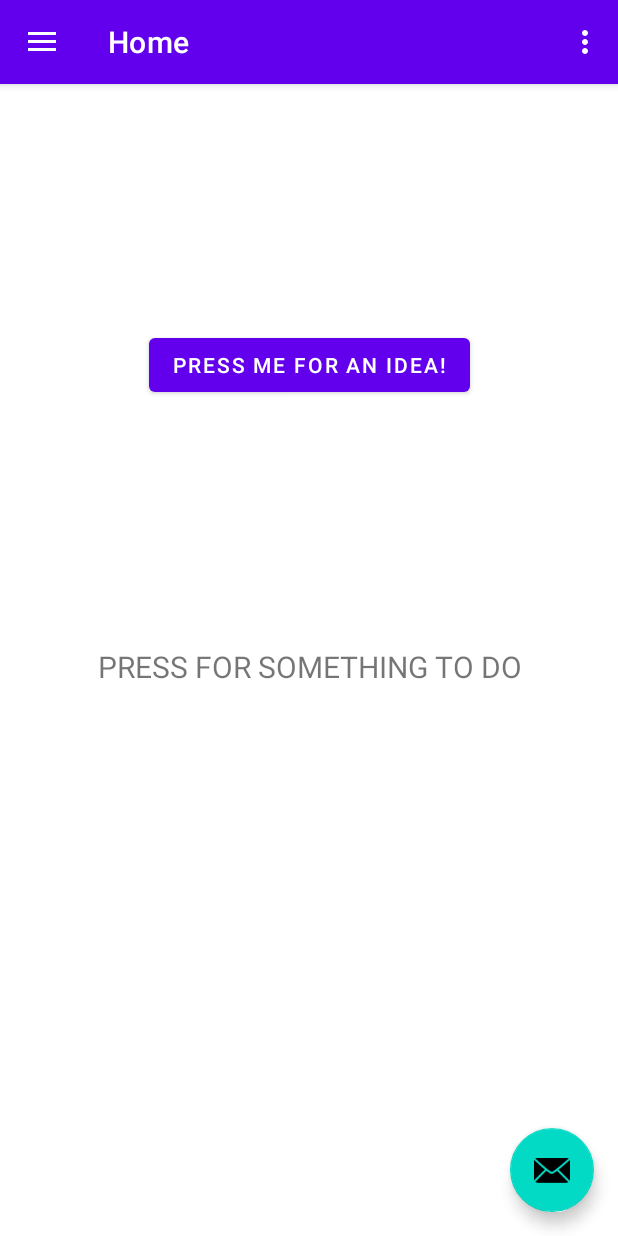
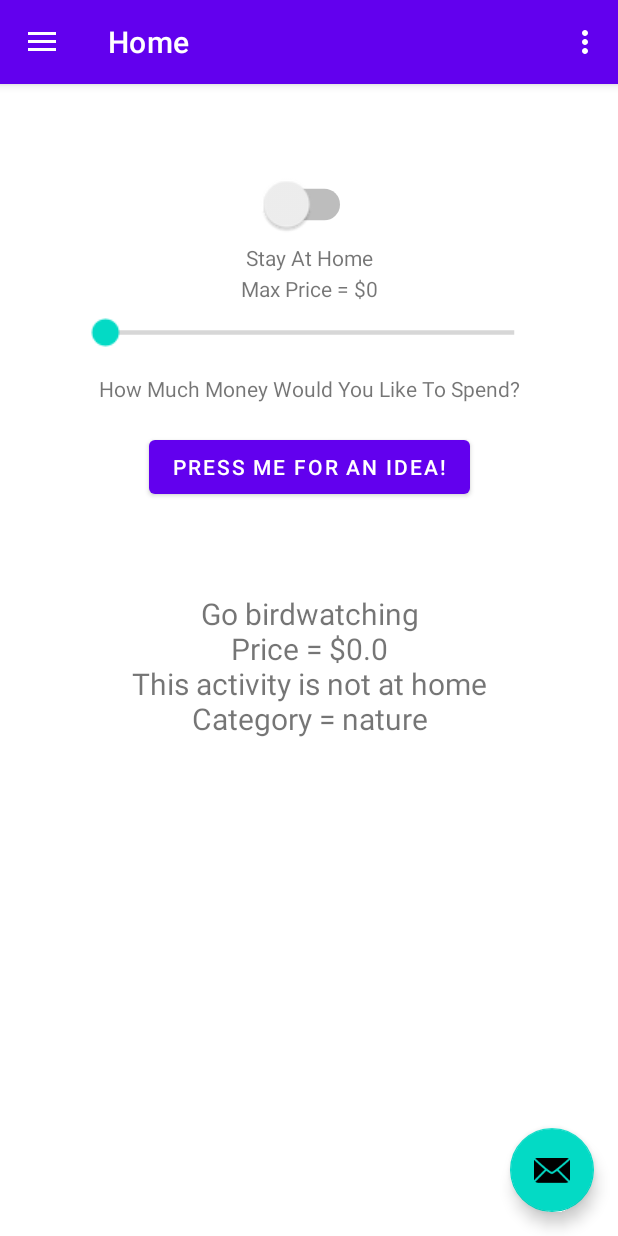
Before and after one commit to dwhiting14/Final_AppsForGood_Xplore_Repository, an Android app: the screen it shows after launch (MainActivity), after a tap on "PRESS ME FOR AN IDEA!", on a phone screen of 412 x 824 dp. Run offline under Robolectric (Android 15) with nearby library versions, the phone set to English and light mode, and no system bars; our stand-ins replace navigation-ui.

Commit message:
i hope this works

```diff
--- a/app/build.gradle.kts
+++ b/app/build.gradle.kts
@@ -40,6 +40,7 @@ dependencies {
     implementation(libs.lifecycle.viewmodel.ktx)
     implementation(libs.navigation.fragment)
     implementation(libs.navigation.ui)
+    implementation(libs.play.services.maps)
     testImplementation(libs.junit)
     androidTestImplementation(libs.ext.junit)
     androidTestImplementation(libs.espresso.core)
--- /dev/null
+++ b/app/src/main/java/com/example/appforgood/Activity.java
@@ -0,0 +1,37 @@
+package com.example.appforgood;
+
+import java.util.Locale;
+
+public class Activity {
+    //Data
+    private String name;
+    private double cost;
+    private boolean atHome;
+    private String category;
+
+    //Constructor
+    public Activity (String inputName, double inputCost, boolean inputAtHome, String inputCategory){
+        name = inputName;
+        cost = inputCost;
+        atHome = inputAtHome;
+        category = inputCategory;
+    }
+    //Methods
+    public String getName() {
+        return name;
+    }
+
+    public double getCost() {
+        return cost;
+    }
+
+    public boolean getAtHome() {
+        return atHome;
+    }
+
+    public String getCategory() {
+        return category.toLowerCase(Locale.ROOT);
+    }
+
+
+}
--- a/app/src/main/java/com/example/appforgood/MainActivity.java
+++ b/app/src/main/java/com/example/appforgood/MainActivity.java
@@ -5,7 +5,11 @@ import android.util.Log;
 import android.view.View;
 import android.view.Menu;
 import android.widget.Button;
+import android.widget.SeekBar;
+import android.widget.TextView;
+import android.widget.Switch;
 import android.widget.Toast;
+import android.widget.SeekBar;
 
 import com.google.android.material.snackbar.Snackbar;
 import com.google.android.material.navigation.NavigationView;
@@ -22,10 +26,11 @@ import com.example.appforgood.databinding.ActivityMainBinding;
 import java.util.ArrayList;
 import java.util.Random;
 
-        public class MainActivity extends AppCompatActivity {
+public class MainActivity extends AppCompatActivity {
 
     private AppBarConfiguration mAppBarConfiguration;
     private ActivityMainBinding binding;
+    Switch homeswitch;
 
     @Override
     protected void onCreate(Bundle savedInstanceState) {
@@ -41,6 +46,7 @@ import java.util.Random;
                 Snackbar.make(view, "Replace with your own action", Snackbar.LENGTH_LONG)
                         .setAction("Action", null)
                         .setAnchorView(R.id.fab).show();
+
             }
         });
         DrawerLayout drawer = binding.drawerLayout;
@@ -48,7 +54,7 @@ import java.util.Random;
         // Passing each menu ID as a set of Ids because each
         // menu should be considered as top level destinations.
         mAppBarConfiguration = new AppBarConfiguration.Builder(
-                R.id.nav_home, R.id.nav_gallery, R.id.nav_slideshow)
+                R.id.nav_home, R.id.nav_gallery)
                 .setOpenableLayout(drawer)
                 .build();
         NavController navController = Navigation.findNavController(this, R.id.nav_host_fragment_content_main);
@@ -57,18 +63,41 @@ import java.util.Random;
 
 
 
+        //Created arraylist of activity objects
+        ArrayList<Activity> activities = new ArrayList<>();
 
-        ArrayList<ArrayList> categories = new ArrayList<>();
-        ArrayList<String> nature = new ArrayList<>();
-        ArrayList<String> music = new ArrayList<>();
-        ArrayList<String> sports = new ArrayList<>();
+        //constructs and adds new objects of the activity class
+        activities.add(new Activity("Go for a hike", 0, false, "nature"));
+        activities.add(new Activity("Have a picnic in the park", 6, false, "nature"));
+        activities.add(new Activity("Go birdwatching", 0, false, "nature"));
+        activities.add(new Activity("Listen to music on Spotify", 0, true, "music"));
+        activities.add(new Activity("Order pizza", 12, true, "food"));
+        activities.add(new Activity("Play basketball", 0, false, "sports"));
+        //nature.add("Go for a hike"); nature.add("Have a picnic in the park"); nature.add("Go birdwatching");
+        //music.add("Go to a concert"); music.add("Listen to music on spotify"); music.add("Sing karaoke with friends");
+        //sports.add("Play basketball"); sports.add("Play ping pong"); sports.add("Play 2k");
+        //food.add("Go out to a nice restaurant"); food.add("Order pizza"); food.add("Bake cookies");
 
-        categories.add(nature);
-        categories.add(music);
-        categories.add(nature);
-        nature.add("Go for a hike"); nature.add("Have a picnic in the park"); nature.add("Go birdwatching");
-        music.add("Go to a concert"); music.add("Listen to music on spotify"); music.add("Sing karaoke with friends");
-        sports.add("Play basketball"); sports.add("Play ping pong"); sports.add("Play 2k");
+
+        homeswitch = (Switch) findViewById(R.id.switch1);
+
+        SeekBar priceRange = (SeekBar)findViewById(R.id.priceRange);
+        TextView displayPrice = (TextView)findViewById(R.id.displayPrice);
+
+        int maxPrice= priceRange.getProgress(); //DOES NOT WORK
+        priceRange.setOnSeekBarChangeListener(new SeekBar.OnSeekBarChangeListener() {
+            @Override
+            public void onProgressChanged(SeekBar seekBar, int progress, boolean fromUser) {
+                displayPrice.setText("Max Price = $" + String.valueOf(progress));
+            }
+            @Override
+            public void onStartTrackingTouch(SeekBar seekBar) {}
+            @Override
+            public void onStopTrackingTouch(SeekBar seekBar) {}
+        });
+
+
+
 
 
         //Find button
@@ -80,14 +109,30 @@ import java.util.Random;
                 Log.i("firstapp", "CLICKED - GIVE IDEA");
 
                 Random r = new Random();
-                int catIndex = r.nextInt(categories.size());
-                ArrayList<String> selectedCat = new ArrayList<>();
-                selectedCat = categories.get(catIndex);
+                boolean wantAtHome = homeswitch.isChecked();
+                Boolean checkAct = false;
+                int activitiesIndex = 0;
 
-                int actIndex = r.nextInt(selectedCat.size());
-                String activity = selectedCat.get(actIndex);
+                //Check against all the user inputted preferences
+                //Add more && to the if statement under the while to check mor preferences one we have the buttons
+                while (!checkAct){
+                    activitiesIndex = r.nextInt(activities.size());
+                    int mPrice= priceRange.getProgress();
+                    if (activities.get(activitiesIndex).getAtHome() == wantAtHome
+                        && activities.get(activitiesIndex).getCost() <= mPrice){ //DOES NOT WORK
+                        checkAct = true;
+                    }
+                }
+                Toast.makeText(getApplicationContext(),"Im here", Toast.LENGTH_LONG).show();
 
-                Toast.makeText(MainActivity.this, activity, Toast.LENGTH_LONG).show();
+
+                TextView display = findViewById(R.id.text_home);
+                String displayAtHome = "This activity is not at home";
+                if (activities.get(activitiesIndex).getAtHome()){
+                    displayAtHome = "This activity is at home";
+                }
+                display.setText(activities.get(activitiesIndex).getName() + "\n" + "Price = $" + activities.get(activitiesIndex).getCost() + "\n" + displayAtHome + "\n" + "Category = " + activities.get(activitiesIndex).getCategory());
+
             }
         });
 
--- a/app/src/main/res/layout/fragment_home.xml
+++ b/app/src/main/res/layout/fragment_home.xml
@@ -27,7 +27,69 @@
         android:text="Press Me For An Idea!"
         app:layout_constraintBottom_toTopOf="@+id/text_home"
         app:layout_constraintEnd_toEndOf="parent"
+        app:layout_constraintHorizontal_bias="0.501"
         app:layout_constraintStart_toStartOf="parent"
-        app:layout_constraintTop_toTopOf="parent" />
+        app:layout_constraintTop_toTopOf="parent"
+        app:layout_constraintVertical_bias="0.794" />
+
+
+    <Switch
+        android:id="@+id/switch1"
+        android:layout_width="wrap_content"
+        android:layout_height="wrap_content"
+        android:scaleX="1.5"
+        android:scaleY="1.5"
+        android:textOff="Stay At Home"
+        android:textOn="Go Out"
+        app:layout_constraintBottom_toTopOf="@+id/clickforidea"
+        app:layout_constraintEnd_toEndOf="parent"
+        app:layout_constraintHorizontal_bias="0.501"
+        app:layout_constraintStart_toStartOf="parent"
+        app:layout_constraintTop_toTopOf="parent"
+        app:layout_constraintVertical_bias="0.326"
+        tools:ignore="UseSwitchCompatOrMaterialXml" />
+
+    <SeekBar
+        android:id="@+id/priceRange"
+        android:layout_width="214dp"
+        android:layout_height="31dp"
+        android:scaleX="1.5"
+        android:scaleY="1.5"
+        app:layout_constraintBottom_toTopOf="@+id/clickforidea"
+        app:layout_constraintEnd_toEndOf="parent"
+        app:layout_constraintStart_toStartOf="parent"
+        app:layout_constraintTop_toBottomOf="@+id/switch1"
+        app:layout_constraintVertical_bias="0.531" />
+
+    <TextView
+        android:id="@+id/costLabel"
+        android:layout_width="wrap_content"
+        android:layout_height="wrap_content"
+        android:layout_marginTop="12dp"
+        android:text="How Much Money Would You Like To Spend?"
+        app:layout_constraintEnd_toEndOf="parent"
+        app:layout_constraintHorizontal_bias="0.501"
+        app:layout_constraintStart_toStartOf="parent"
+        app:layout_constraintTop_toBottomOf="@+id/priceRange" />
+
+    <TextView
+        android:id="@+id/textView4"
+        android:layout_width="wrap_content"
+        android:layout_height="wrap_content"
+        android:layout_marginTop="12dp"
+        android:text="Stay At Home"
+        app:layout_constraintEnd_toEndOf="parent"
+        app:layout_constraintStart_toStartOf="parent"
+        app:layout_constraintTop_toBottomOf="@+id/switch1" />
+
+    <TextView
+        android:id="@+id/displayPrice"
+        android:layout_width="wrap_content"
+        android:layout_height="wrap_content"
+        android:layout_marginBottom="4dp"
+        android:text="Max Price = $0"
+        app:layout_constraintBottom_toTopOf="@+id/priceRange"
+        app:layout_constraintEnd_toEndOf="parent"
+        app:layout_constraintStart_toStartOf="parent" />
 
 </androidx.constraintlayout.widget.ConstraintLayout>
--- a/gradle/libs.versions.toml
+++ b/gradle/libs.versions.toml
@@ -10,6 +10,7 @@ lifecycleLivedataKtx = "2.6.1"
 lifecycleViewmodelKtx = "2.6.1"
 navigationFragment = "2.6.0"
 navigationUi = "2.6.0"
+playServicesMaps = "18.2.0"
 
 [libraries]
 junit = { group = "junit", name = "junit", version.ref = "junit" }
@@ -22,6 +23,7 @@ lifecycle-livedata-ktx = { group = "androidx.lifecycle", name = "lifecycle-lived
 lifecycle-viewmodel-ktx = { group = "androidx.lifecycle", name = "lifecycle-viewmodel-ktx", version.ref = "lifecycleViewmodelKtx" }
 navigation-fragment = { group = "androidx.navigation", name = "navigation-fragment", version.ref = "navigationFragment" }
 navigation-ui = { group = "androidx.navigation", name = "navigation-ui", version.ref = "navigationUi" }
+play-services-maps = { group = "com.google.android.gms", name = "play-services-maps", version.ref = "playServicesMaps" }
 
 [plugins]
 androidApplication = { id = "com.android.application", version.ref = "agp" }
```
Also changed, not shown: app/src/main/java/com/example/appforgood/ui/home/HomeFragment.java (+12 -0 lines).
